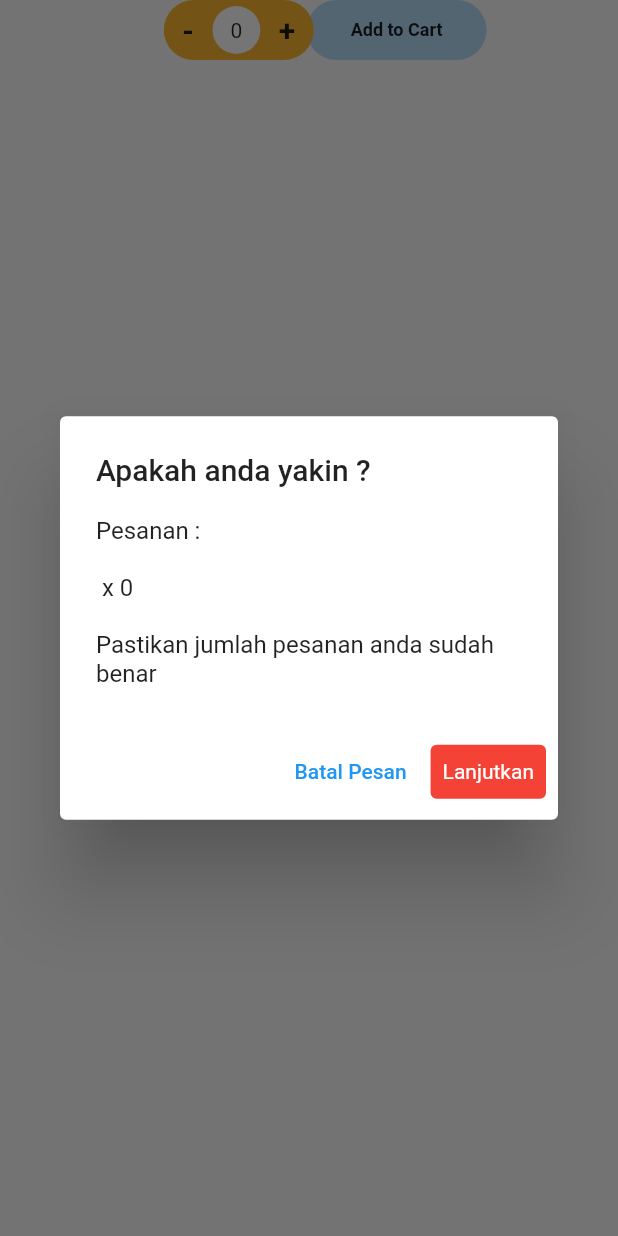
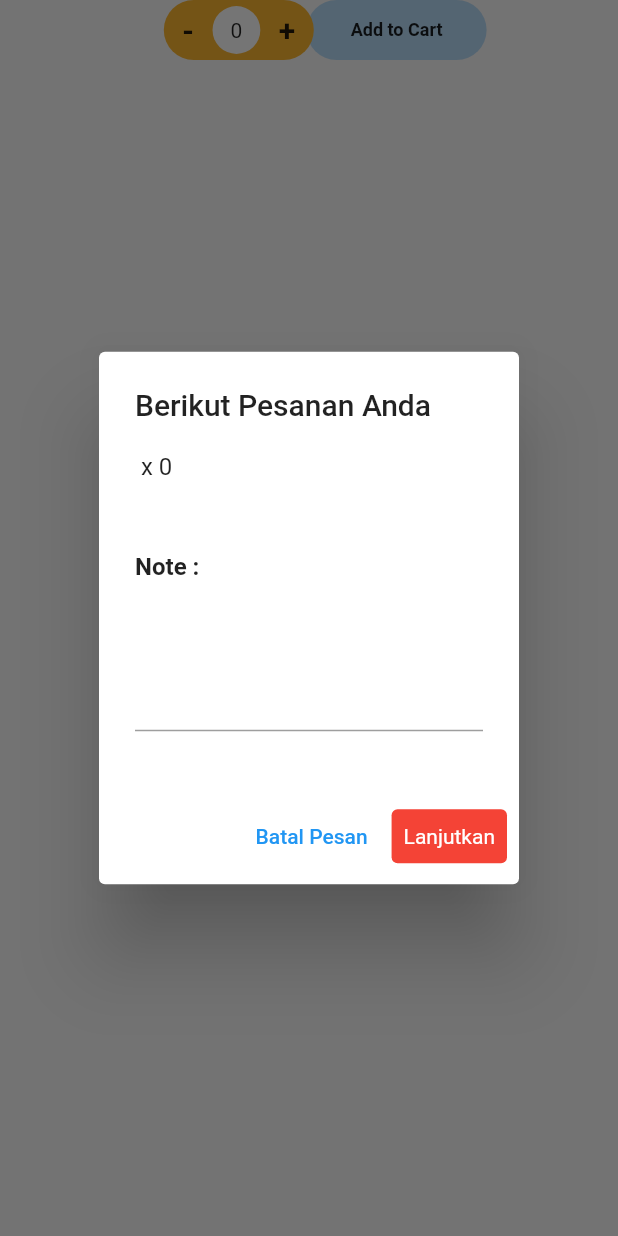
Before and after one commit to adiyoga27/SI_FLUTTER_SATU_TITIK, a Flutter app: the FoodQuantity widget shown alone on an empty page, opened directly with empty values, after a tap on "Add to Cart", on a phone screen of 412 x 824 dp. Run offline on Flutter 3.47's test engine with Material 2 defaults, Android fonts, the phone set to English and light mode, and no system bars; our stand-ins replace dio, fluttertoast, get, get_storage, permission_handler; missing offline and left inert: qr_code_scanner; accounts and stored records are empty; network calls fail.

Commit message:
Update Note

```diff
--- a/lib/Screens/details/widget/food_quantity.dart
+++ b/lib/Screens/details/widget/food_quantity.dart
@@ -94,7 +94,8 @@ class FoodQuantity extends StatelessWidget {
 
   showAlertDialog(BuildContext context, ProductModel productModel) {
     final controller = Get.put(CartController());
-
+    TextEditingController noteController = TextEditingController();
+    String note = "";
     // set up the buttons
     Widget cancelButton = TextButton(
       child: Text("Batal Pesan"),
@@ -108,7 +109,8 @@ class FoodQuantity extends StatelessWidget {
           foregroundColor: MaterialStateProperty.all<Color>(Colors.white)),
       child: Text("Lanjutkan"),
       onPressed: () {
-        controller.addToCart(productModel.id!.toInt());
+        note = noteController.text ?? "";
+        controller.addToCart(productModel.id!.toInt(), note);
         Get.back();
         Get.back();
       },
@@ -116,9 +118,30 @@ class FoodQuantity extends StatelessWidget {
 
     // set up the AlertDialog
     AlertDialog alert = AlertDialog(
-      title: Text("Apakah anda yakin ?"),
-      content: Text(
-          "Pesanan : \n\n${food!.name} x ${controller.count}\n\nPastikan jumlah pesanan anda sudah benar "),
+      title: Text("Berikut Pesanan Anda"),
+      content: Container(
+        height: 200.0,
+        child: Column(
+          mainAxisAlignment: MainAxisAlignment.start,
+          crossAxisAlignment: CrossAxisAlignment.start,
+          children: [
+            // Text(
+            //     "Pesanan : \n\n${food!.name} x ${controller.count}\n\nPastikan jumlah pesanan anda sudah benar "),
+            Text("${food!.name} x ${controller.count}\n\n"),
+            SizedBox(
+              height: 10.0,
+            ),
+            Text(
+              'Note : ',
+              style: TextStyle(fontWeight: FontWeight.bold),
+            ),
+            TextField(
+                controller: noteController,
+                keyboardType: TextInputType.multiline,
+                maxLines: 4)
+          ],
+        ),
+      ),
       actions: [
         cancelButton,
         continueButton,
--- a/lib/Screens/qr/scan.dart
+++ b/lib/Screens/qr/scan.dart
@@ -8,6 +8,7 @@ import 'package:get_storage/get_storage.dart';
 import 'package:qr_code_scanner/qr_code_scanner.dart';
 
 import 'package:permission_handler/permission_handler.dart';
+import 'package:satutitik/Screens/reservasi.dart';
 import 'package:satutitik/config/app_config.dart';
 import 'package:satutitik/controllers/CartController.dart';
 import 'package:satutitik/controllers/ReservasiController.dart';
@@ -169,6 +170,8 @@ class _ScanPageState extends State<ScanPage> {
   }
 
   void _onQRViewCreated(QRViewController ctrlQr) {
+    Get.off(ReservasiPage());
+
     setState(() {
       this.controller = controller;
     });
--- a/lib/config/app_config.dart
+++ b/lib/config/app_config.dart
@@ -1,8 +1,8 @@
 import 'package:get_storage/get_storage.dart';
 
 class AppConfig {
-  // String baseUrl = 'https://satu-titik.codingaja.com/api';
+  String baseUrl = 'https://satu-titik.codingaja.com/api';
   // String baseUrl = 'http://192.168.18.18:8000/api';
-  String baseUrl =
-      GetStorage().read('baseurl') ?? 'http://192.168.18.18:8000/api';
+  // String baseUrl =
+  // GetStorage().read('baseurl') ?? 'http://192.168.18.18:8000/api';
 }
--- a/lib/controllers/CartController.dart
+++ b/lib/controllers/CartController.dart
@@ -10,19 +10,24 @@ import 'package:satutitik/config/app_config.dart';
 import 'package:satutitik/controllers/HomeController.dart';
 
 import 'package:permission_handler/permission_handler.dart';
+import 'package:satutitik/models/diningtable.dart';
 import 'package:satutitik/models/reservasi.dart';
 
 class CartController extends GetxController {
   TextEditingController nameController = TextEditingController();
   TextEditingController phoneController = TextEditingController();
+  RxList<DiningTableModel> dinningModel = <DiningTableModel>[].obs;
+  String? dinningTableSelect;
   String? uuid;
   final homeController = Get.put(HomeController());
   final cookies = GetStorage();
   RxBool isLoading = false.obs;
+  RxBool isLoadingDrop = false.obs;
 
   @override
   void onInit() {
     super.onInit();
+    fetchDropDownTable();
     Get.put(HomeController());
   }
 
@@ -46,6 +51,39 @@ class CartController extends GetxController {
     Get.to(InvoicePage());
   }
 
+  void goToReservasiTable() async {
+    // cookies.remove('uuid');
+    final dio = Dio();
+    try {
+      // print({
+      //   'table_uuid': dinningTableSelect,
+      //   'customer_name': nameController.text,
+      //   'customer_phone': phoneController.text
+      // }.toString());
+      final response = await dio.post(AppConfig().baseUrl + "/reservasi",
+          data: {
+            'table_uuid': dinningTableSelect,
+            'customer_name': nameController.text,
+            'customer_phone': phoneController.text
+          },
+          options: Options(headers: {
+            "Content-Type": "application/json",
+          }));
+
+      if (response.statusCode == 200) {
+        cookies.write('uuid', response.data['data']['uuid']);
+        final ctrlHome = Get.put(HomeController());
+        ctrlHome.getAll();
+        Get.to(HomePage());
+      } else {
+        Fluttertoast.showToast(msg: response.data['message']);
+      }
+    } catch (e) {
+      // print(e.toString());
+      Fluttertoast.showToast(msg: 'Ulangi Scan Barcode');
+    }
+  }
+
   void gotToScan() async {
     cookies.write('name', nameController.text);
     cookies.write('phone', phoneController.text);
@@ -64,14 +102,15 @@ class CartController extends GetxController {
     Get.to(ScanPage());
   }
 
-  void addToCart(int productId) async {
+  void addToCart(int productId, String note) async {
     isLoading.value = true;
     final dio = Dio();
     final response = await dio.post(AppConfig().baseUrl + "/add-cart",
         data: {
           'uuid': cookies.read('uuid'),
           'product_id': '$productId',
-          'quantity': count
+          'quantity': count,
+          'note': note,
         },
         options: Options(headers: {
           "Content-Type": "application/json",
@@ -108,6 +147,24 @@ class CartController extends GetxController {
     }
   }
 
+  void fetchDropDownTable() async {
+    isLoadingDrop.value = true;
+    final dio = Dio();
+    final response = await dio.get(
+      AppConfig().baseUrl + "/dinning-table",
+    );
+
+    if (response.statusCode == 200) {
+      print(response.data['data']);
+      dinningModel.value = (response.data['data'] as List)
+          .map((e) => DiningTableModel.fromJson(e))
+          .toList();
+    }
+
+    isLoadingDrop.value = false;
+    update();
+  }
+
   void deleteCart(id) async {
     final dio = Dio();
     try {
--- a/lib/models/category.dart
+++ b/lib/models/category.dart
@@ -4,7 +4,6 @@ class CategoryModel {
     required this.name,
     required this.description,
     required this.image,
-    required this.isActive,
     required this.createdAt,
     required this.updatedAt,
     required this.deletedAt,
@@ -14,7 +13,6 @@ class CategoryModel {
   final String? name;
   final String? description;
   final String? image;
-  final int? isActive;
   final DateTime? createdAt;
   final DateTime? updatedAt;
   final dynamic deletedAt;
@@ -25,7 +23,6 @@ class CategoryModel {
       name: json["name"],
       description: json["description"],
       image: json["image"],
-      isActive: json["is_active"],
       createdAt: DateTime.tryParse(json["created_at"] ?? ""),
       updatedAt: DateTime.tryParse(json["updated_at"] ?? ""),
       deletedAt: json["deleted_at"],
@@ -37,7 +34,6 @@ class CategoryModel {
         "name": name,
         "description": description,
         "image": image,
-        "is_active": isActive,
         "created_at": createdAt?.toIso8601String(),
         "updated_at": updatedAt?.toIso8601String(),
         "deleted_at": deletedAt,
--- /dev/null
+++ b/lib/models/diningtable.dart
@@ -0,0 +1,40 @@
+class DiningTableModel {
+  int id;
+  String uuid;
+  String name;
+  String description;
+  DateTime createdAt;
+  DateTime updatedAt;
+  dynamic deletedAt;
+
+  DiningTableModel({
+    required this.id,
+    required this.uuid,
+    required this.name,
+    required this.description,
+    required this.createdAt,
+    required this.updatedAt,
+    this.deletedAt,
+  });
+
+  factory DiningTableModel.fromJson(Map<String, dynamic> json) =>
+      DiningTableModel(
+        id: json["id"],
+        uuid: json["uuid"],
+        name: json["name"],
+        description: json["description"],
+        createdAt: DateTime.parse(json["created_at"]),
+        updatedAt: DateTime.parse(json["updated_at"]),
+        deletedAt: json["deleted_at"],
+      );
+
+  Map<String, dynamic> toJson() => {
+        "id": id,
+        "uuid": uuid,
+        "name": name,
+        "description": description,
+        "created_at": createdAt.toIso8601String(),
+        "updated_at": updatedAt.toIso8601String(),
+        "deleted_at": deletedAt,
+      };
+}
```
Also changed, not shown: lib/Screens/reservasi.dart (+38 -7 lines), lib/models/dropdownoption.dart (added, +15 -0 lines).
